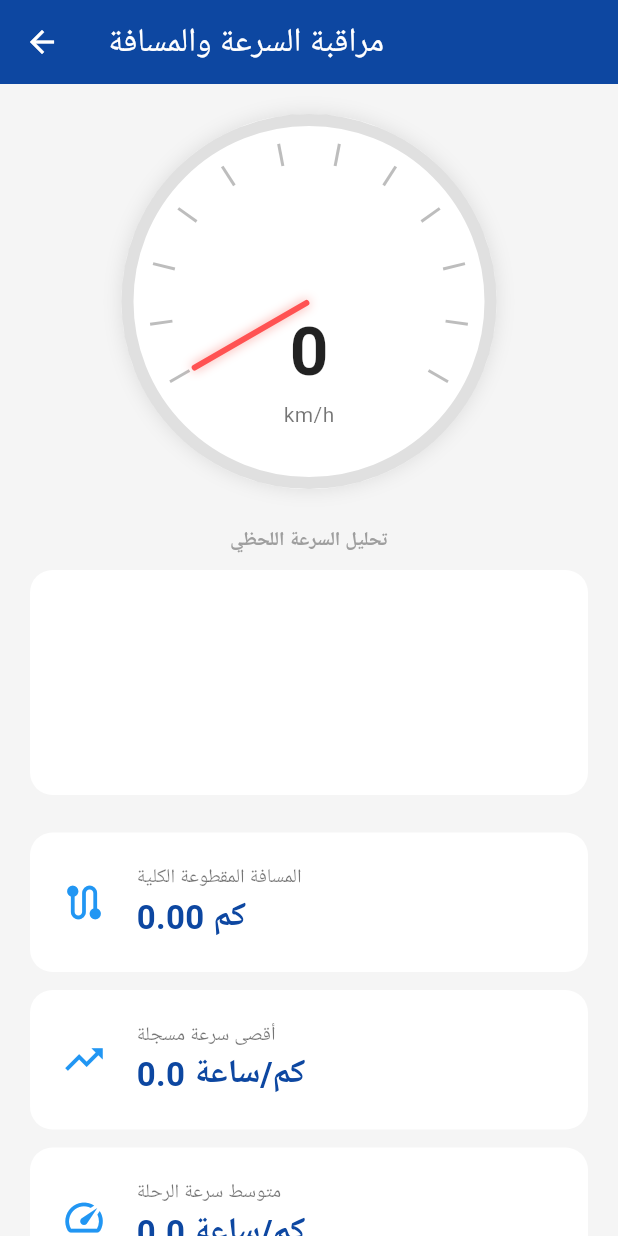
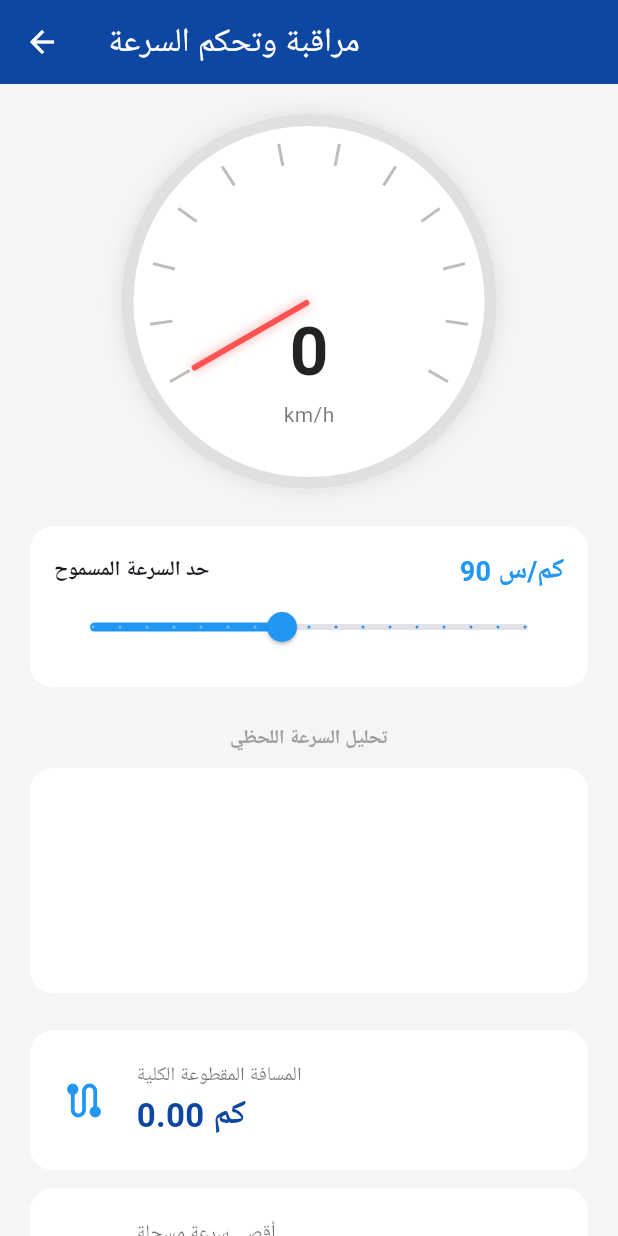
Before and after one commit to subhiabdullah1999/car-location-finish, a Flutter app: the DashboardPage screen opened directly with empty values, on a phone screen of 412 x 824 dp. Run offline on Flutter 3.47's test engine with Material 3 defaults, Android fonts, the phone set to English and light mode, and no system bars; drawn by our look-alikes of fl_chart; our stand-ins replace audioplayers, battery_plus, firebase_core, firebase_database, flutter_local_notifications, geolocator and 4 more; missing offline and left inert: flutter_foreground_task, flutter_phone_direct_caller; accounts and stored records are empty; statements that could not run were skipped.

Commit message:
1-13 code

```diff
--- a/lib/ui/dashboard_page.dart
+++ b/lib/ui/dashboard_page.dart
@@ -18,10 +18,11 @@ class _DashboardPageState extends State<DashboardPage> {
   double _avgSpeed = 0.0;
   double _maxSpeed = 0.0;
 
-  // --- متغيرات الرسم البياني الجديدة ---
+  // --- ميزات التحكم في السرعة والرسم البياني المضافة ---
+  double _speedLimit = 90.0; // قيمة افتراضية لحد السرعة
   List<FlSpot> _speedDataPoints = [];
   int _timerCounter = 0;
-  // ----------------------------------
+  // --------------------------------------------------
 
   @override
   void initState() {
@@ -30,6 +31,15 @@ class _DashboardPageState extends State<DashboardPage> {
   }
 
   void _listenToTripData() {
+    // الاستماع لقيمة حد السرعة المحددة في قاعدة البيانات
+    _dbRef.child('devices/${widget.carID}/speed_limit').onValue.listen((event) {
+      if (event.snapshot.value != null && mounted) {
+        setState(() {
+          _speedLimit = double.tryParse(event.snapshot.value.toString()) ?? 90.0;
+        });
+      }
+    });
+
     _dbRef.child('devices/${widget.carID}/trip_data').onValue.listen((event) {
       if (event.snapshot.value != null && mounted) {
         var data = Map<dynamic, dynamic>.from(event.snapshot.value as Map);
@@ -68,12 +78,15 @@ class _DashboardPageState extends State<DashboardPage> {
   @override
   Widget build(BuildContext context) {
     final isDark = Theme.of(context).brightness == Brightness.dark;
-    final accentColor = Colors.greenAccent.shade400;
+
+    // تحديد اللون بناءً على ما إذا كانت السرعة تجاوزت الحد المسموح
+    bool isOverSpeed = _currentSpeed > _speedLimit;
+    Color dynamicSpeedColor = isOverSpeed ? Colors.redAccent : (isDark ? Colors.white : Colors.black87);
 
     return Scaffold(
       backgroundColor: isDark ? const Color(0xFF121212) : Colors.grey.shade100,
       appBar: AppBar(
-        title: const Text("مراقبة السرعة والمسافة"),
+        title: const Text("مراقبة وتحكم السرعة"),
         backgroundColor: isDark ? const Color(0xFF1F1F1F) : Colors.blue.shade900,
       ),
       body: SingleChildScrollView(
@@ -81,7 +94,7 @@ class _DashboardPageState extends State<DashboardPage> {
           padding: const EdgeInsets.all(20),
           child: Column(
             children: [
-              // 1. عداد السرعة مع المؤشر (الكود الأصلي)
+              // 1. عداد السرعة مع المؤشر
               Center(
                 child: Stack(
                   alignment: Alignment.center,
@@ -93,7 +106,7 @@ class _DashboardPageState extends State<DashboardPage> {
                       child: Column(
                         children: [
                           Text("${_currentSpeed.toInt()}",
-                            style: TextStyle(fontSize: 45, fontWeight: FontWeight.bold, color: isDark ? Colors.white : Colors.black87)),
+                            style: TextStyle(fontSize: 45, fontWeight: FontWeight.bold, color: dynamicSpeedColor)),
                           Text("km/h", style: TextStyle(color: isDark ? Colors.white54 : Colors.black54)),
                         ],
                       ),
@@ -103,13 +116,17 @@ class _DashboardPageState extends State<DashboardPage> {
               ),
               const SizedBox(height: 25),
 
-              // 2. الرسم البياني المضاف حديثاً
+              // 2. واجهة التحكم في حد السرعة (Slider) - ميزة جديدة
+              _buildSpeedLimitSlider(isDark),
+              const SizedBox(height: 25),
+
+              // 3. الرسم البياني
               const Text("تحليل السرعة اللحظي", style: TextStyle(color: Colors.grey, fontSize: 13, fontWeight: FontWeight.bold)),
               const SizedBox(height: 10),
-              _buildSpeedChart(isDark),
+              _buildSpeedChart(isDark, isOverSpeed),
               const SizedBox(height: 25),
 
-              // 3. بطاقات المعلومات (الكود الأصلي)
+              // 4. بطاقات المعلومات
               _infoCard("المسافة المقطوعة الكلية", "${_totalDistance.toStringAsFixed(2)} كم", Icons.route, isDark),
               const SizedBox(height: 12),
               _infoCard("أقصى سرعة مسجلة", "${_maxSpeed.toStringAsFixed(1)} كم/ساعة", Icons.trending_up, isDark),
@@ -117,7 +134,7 @@ class _DashboardPageState extends State<DashboardPage> {
               _infoCard("متوسط سرعة الرحلة", "${_avgSpeed.toStringAsFixed(1)} كم/ساعة", Icons.speed, isDark),
               const SizedBox(height: 30),
 
-              // 4. زر التصفير (الكود الأصلي)
+              // 5. زر التصفير
               ElevatedButton.icon(
                 style: ElevatedButton.styleFrom(
                   backgroundColor: Colors.redAccent,
@@ -135,8 +152,48 @@ class _DashboardPageState extends State<DashboardPage> {
     );
   }
 
-  // ويدجت الرسم البياني الجديد
-  Widget _buildSpeedChart(bool isDark) {
+  // ويدجت منزلق التحكم في حد السرعة
+  Widget _buildSpeedLimitSlider(bool isDark) {
+    return Container(
+      padding: const EdgeInsets.all(15),
+      decoration: BoxDecoration(
+        color: isDark ? const Color(0xFF1E1E1E) : Colors.white,
+        borderRadius: BorderRadius.circular(15),
+        border: Border.all(color: _currentSpeed > _speedLimit ? Colors.redAccent.withOpacity(0.5) : Colors.transparent),
+      ),
+      child: Column(
+        children: [
+          Row(
+            mainAxisAlignment: MainAxisAlignment.spaceBetween,
+            children: [
+              const Text("حد السرعة المسموح", style: TextStyle(fontWeight: FontWeight.bold)),
+              Text("${_speedLimit.toInt()} كم/س", style: const TextStyle(color: Colors.blue, fontWeight: FontWeight.bold, fontSize: 18)),
+            ],
+          ),
+          Slider(
+            value: _speedLimit,
+            min: 20,
+            max: 180,
+            divisions: 16,
+            activeColor: Colors.blue,
+            label: _speedLimit.round().toString(),
+            onChanged: (double value) {
+              setState(() => _speedLimit = value);
+            },
+            onChangeEnd: (double value) {
+              // تحديث القيمة في Firebase فور الانتهاء من السحب
+              _dbRef.child('devices/${widget.carID}/speed_limit').set(value.toInt());
+            },
+          ),
+          if (_currentSpeed > _speedLimit)
+            const Text("⚠️ تنبيه: السيارة تتجاوز الحد الآن!", style: TextStyle(color: Colors.redAccent, fontSize: 12)),
+        ],
+      ),
+    );
+  }
+
+  // ويدجت الرسم البياني
+  Widget _buildSpeedChart(bool isDark, bool isOverSpeed) {
     return Container(
       height: 150,
       width: double.infinity,
@@ -155,13 +212,13 @@ class _DashboardPageState extends State<DashboardPage> {
             LineChartBarData(
               spots: _speedDataPoints.isEmpty ? [const FlSpot(0, 0)] : _speedDataPoints,
               isCurved: true,
-              color: Colors.greenAccent,
+              color: isOverSpeed ? Colors.redAccent : Colors.greenAccent,
               barWidth: 3,
               isStrokeCapRound: true,
               dotData: const FlDotData(show: false),
               belowBarData: BarAreaData(
                 show: true,
-                color: Colors.greenAccent.withOpacity(0.1),
+                color: (isOverSpeed ? Colors.redAccent : Colors.greenAccent).withOpacity(0.1),
               ),
             ),
           ],
```
Also changed, not shown: lib/services/car_security_service.dart (+36 -12 lines), lib/ui/admin_page.dart (+4 -7 lines).
